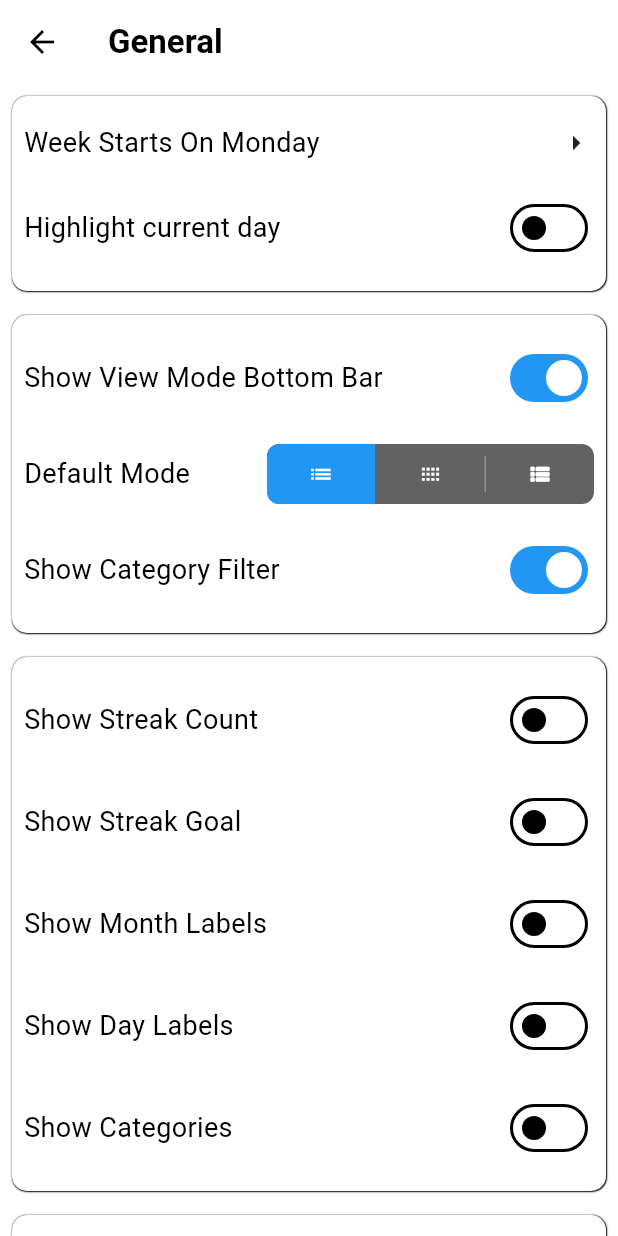
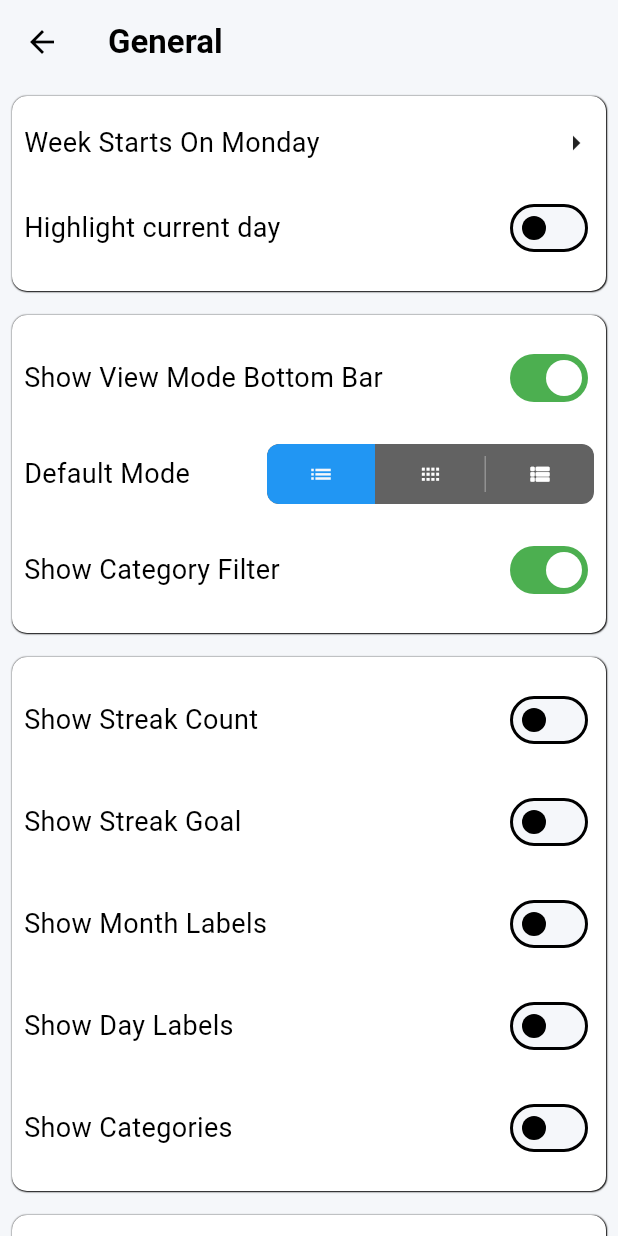
Before and after one commit to wahab499/Habit-Tracker-Flutter-App, a Flutter app: the screen it shows after launch, in the side drawer, after a tap on "General", on a phone screen of 412 x 824 dp. Run offline on Flutter 3.47's test engine with Material 3 defaults, Android fonts, the phone set to English and light mode, and no system bars; drawn by our look-alikes of toggle_switch; our stand-ins replace get, shared_preferences.

Commit message:
color scheme setting

```diff
--- a/lib/colors.dart
+++ b/lib/colors.dart
@@ -1,8 +1,10 @@
 import 'package:flutter/material.dart';
 
 class MyColors {
-  static const primary = Colors.blueGrey;
+  static const primary = Color(0xffff6f61);
   static const white = Colors.white;
   static const black = Colors.black;
   static const blue = Colors.blue;
+  static const textcolor = Color(0xff2E2E2E);
+  static const background = Color(0xFF1A1A1A);
 }
--- a/lib/main.dart
+++ b/lib/main.dart
@@ -30,19 +30,20 @@ class MyApp extends StatelessWidget {
           useMaterial3: true,
           brightness: Brightness.light,
           colorScheme: const ColorScheme.light(
-            primary: Colors.blue,
+            primary: Color(0xff4CAF50),
             onPrimary: Colors.white,
-            surface: Colors.white,
+            surface: Color(0xffF5F7FA),
             onSurface: Colors.black, // Dark text on light background
           ),
         ),
         darkTheme: ThemeData(
           useMaterial3: true,
           brightness: Brightness.dark,
-          colorScheme: ColorScheme.dark(
+          colorScheme: const ColorScheme.dark(
             primary: Colors.blue,
+
             onPrimary: Colors.white,
-            surface: Colors.grey[900]!,
+            surface: Color(0xFF1A1A1A),
             //onSurface: Colors.white, // Light text on dark background
           ),
         ),
--- a/lib/widgets/habit_card.dart
+++ b/lib/widgets/habit_card.dart
@@ -25,8 +25,9 @@ class HabitCard extends StatelessWidget {
   @override
   Widget build(BuildContext context) {
     return Card(
+      color: Colors.black,
       elevation: 2,
-      margin: const EdgeInsets.symmetric(horizontal: 8, vertical: 4),
+      margin: const EdgeInsets.symmetric(horizontal: 8, vertical: 2),
       child: InkWell(
         //onTap: onTap,
         onTap: () {
@@ -68,7 +69,7 @@ class HabitCard extends StatelessWidget {
               ),
               const SizedBox(height: 12),
               SizedBox(
-                height: 135,
+                height: 105,
                 child: ContributionGrid(
                   completionDates: habit.completionDates,
                   habitColor: habit.color,
--- a/lib/widgets/habit_header.dart
+++ b/lib/widgets/habit_header.dart
@@ -23,7 +23,9 @@ class HabitHeaderWidget extends StatelessWidget {
           ),
           child: Text(
             habit.emoji,
-            style: const TextStyle(fontSize: 16),
+            style: const TextStyle(
+              fontSize: 16,
+            ),
           ),
         ),
         const SizedBox(width: 12),
```
Also changed, not shown: lib/screens/homescreen.dart (+26 -26 lines), lib/widgets/github_grid.dart (+4 -4 lines).
